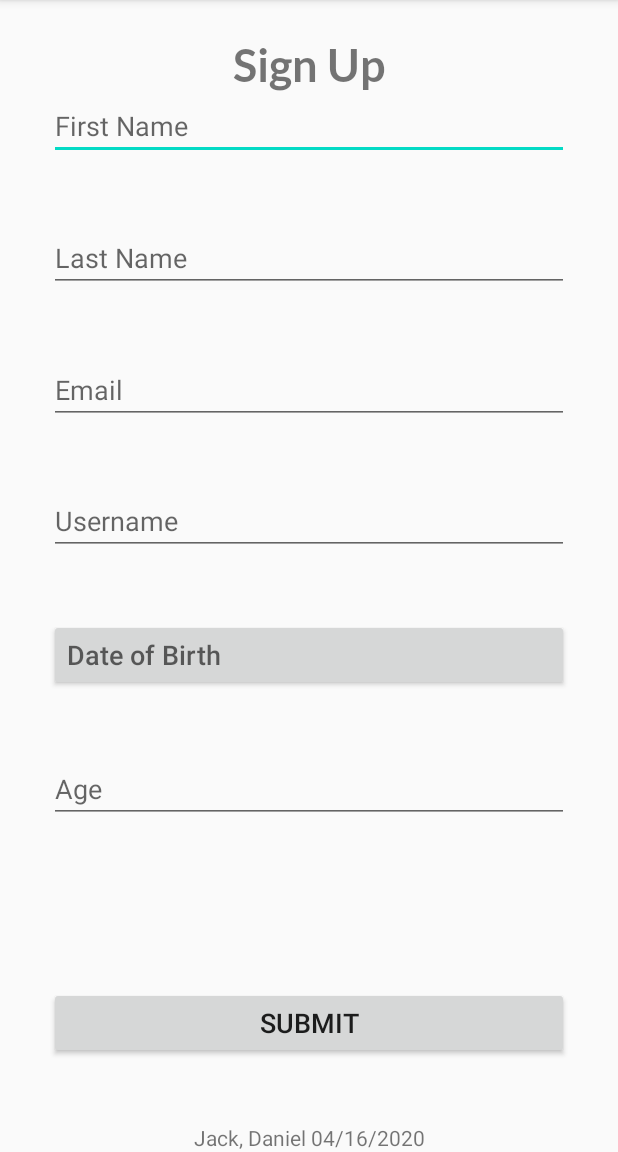
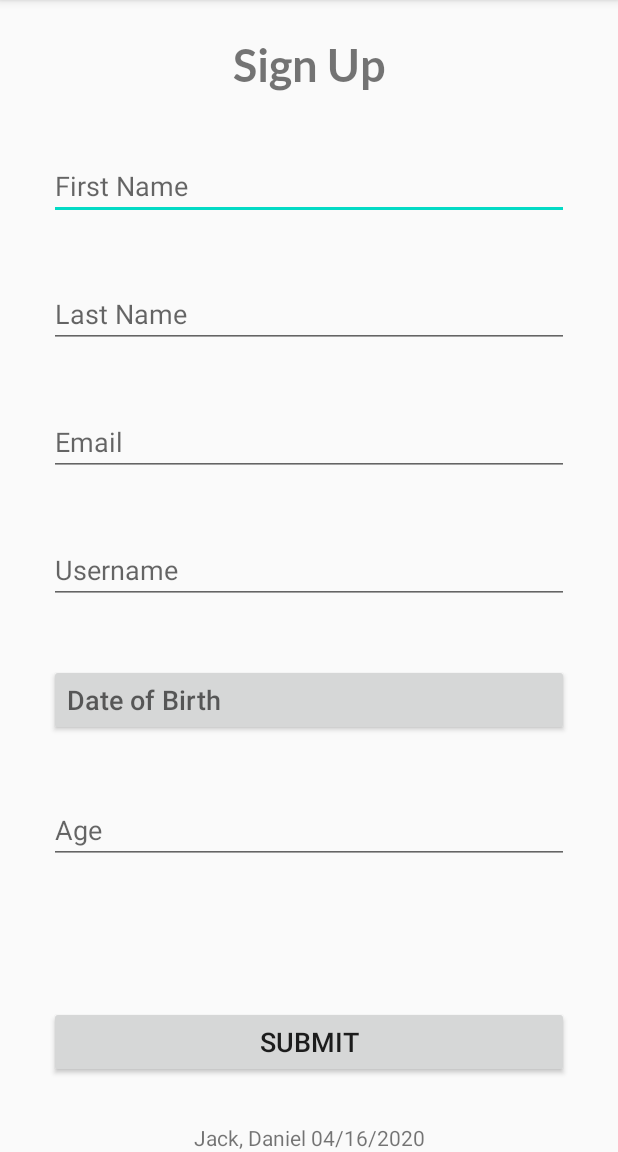
Before and after one commit to dansjack/ad340-sp2020, an Android app: the screen it shows after launch (MainActivity), on a phone screen of 412 x 824 dp, the part 84-1236 px from its top. Run offline under Robolectric (Android 15) with nearby library versions, the phone set to English and light mode, and no system bars.

Commit message:
Revert "Resolved layout issue in portrait"
This reverts commit 6a0b176da12702dc033756256ba50e66b504ed3b.

```diff
--- a/app/src/main/res/layout-land/activity_main.xml
+++ b/app/src/main/res/layout-land/activity_main.xml
@@ -55,6 +55,7 @@
                 android:id="@+id/firstNameText"
                 android:layout_width="match_parent"
                 android:layout_height="wrap_content"
+                android:layout_marginTop="@dimen/form_text_margin_land"
                 android:autofillHints="@string/first_name"
                 android:hint="@string/first_name"
                 android:inputType="textPersonName"
--- a/app/src/main/res/layout/activity_main.xml
+++ b/app/src/main/res/layout/activity_main.xml
@@ -10,6 +10,7 @@
         android:id="@+id/firstNameText"
         android:layout_width="@dimen/match_constraint"
         android:layout_height="wrap_content"
+        android:layout_marginTop="@dimen/form_text_margin"
         android:autofillHints="@string/first_name"
         android:hint="@string/first_name"
         android:inputType="textPersonName"
@@ -22,11 +23,11 @@
         android:id="@+id/lastNameText"
         android:layout_width="@dimen/match_constraint"
         android:layout_height="wrap_content"
+        android:layout_marginTop="@dimen/form_text_margin"
         android:autofillHints="@string/last_name"
         android:hint="@string/last_name"
         android:inputType="textPersonName"
         android:textSize="@dimen/form_text_size"
-        app:layout_constraintBottom_toTopOf="@id/emailText"
         app:layout_constraintEnd_toStartOf="@+id/formRightGuide"
         app:layout_constraintStart_toStartOf="@+id/formLeftGuide"
         app:layout_constraintTop_toBottomOf="@+id/firstNameText" />
@@ -35,11 +36,11 @@
         android:id="@+id/emailText"
         android:layout_width="@dimen/match_constraint"
         android:layout_height="wrap_content"
+        android:layout_marginTop="@dimen/form_text_margin"
         android:autofillHints="@string/email"
         android:hint="@string/email"
         android:inputType="textEmailAddress"
         android:textSize="@dimen/form_text_size"
-        app:layout_constraintBottom_toTopOf="@id/usernameText"
         app:layout_constraintEnd_toStartOf="@+id/formRightGuide"
         app:layout_constraintStart_toStartOf="@+id/formLeftGuide"
         app:layout_constraintTop_toBottomOf="@+id/lastNameText" />
@@ -48,13 +49,13 @@
         android:id="@+id/dobBtn"
         android:layout_width="@dimen/match_constraint"
         android:layout_height="wrap_content"
+        android:layout_marginTop="@dimen/form_text_margin"
         android:autofillHints="@string/date_of_birth"
         android:focusable="false"
         android:hint="@string/date_of_birth"
         android:onClick="getDatePicker"
         android:textAlignment="textStart"
         android:textSize="@dimen/form_text_size"
-        app:layout_constraintBottom_toTopOf="@id/ageText"
         app:layout_constraintEnd_toStartOf="@+id/formRightGuide"
         app:layout_constraintStart_toStartOf="@+id/formLeftGuide"
         app:layout_constraintTop_toBottomOf="@+id/usernameText" />
@@ -63,11 +64,11 @@
         android:id="@+id/usernameText"
         android:layout_width="@dimen/match_constraint"
         android:layout_height="wrap_content"
+        android:layout_marginTop="@dimen/form_text_margin"
         android:autofillHints="@string/username"
         android:hint="@string/username"
         android:inputType="text"
         android:textSize="@dimen/form_text_size"
-        app:layout_constraintBottom_toTopOf="@id/dobBtn"
         app:layout_constraintEnd_toStartOf="@+id/formRightGuide"
         app:layout_constraintStart_toStartOf="@+id/formLeftGuide"
         app:layout_constraintTop_toBottomOf="@+id/emailText" />
@@ -110,11 +111,11 @@
         android:id="@+id/ageText"
         android:layout_width="@dimen/match_constraint"
         android:layout_height="wrap_content"
+        android:layout_marginTop="@dimen/form_text_margin"
         android:autofillHints="@string/age"
         android:background="?attr/editTextBackground"
         android:hint="@string/age"
         android:textSize="@dimen/form_text_size"
-        app:layout_constraintBottom_toTopOf="@id/errorText"
         app:layout_constraintEnd_toStartOf="@+id/formRightGuide"
         app:layout_constraintStart_toStartOf="@+id/formLeftGuide"
         app:layout_constraintTop_toBottomOf="@+id/dobBtn" />
@@ -144,10 +145,10 @@
         android:id="@+id/errorText"
         android:layout_width="@dimen/match_constraint"
         android:layout_height="wrap_content"
+        android:layout_marginTop="@dimen/form_text_margin"
         android:gravity="center"
         android:textColor="#AE2E2E"
         android:textSize="@dimen/form_text_size"
-        app:layout_constraintBottom_toTopOf="@id/submitBtn"
         app:layout_constraintEnd_toStartOf="@+id/formRightGuide"
         app:layout_constraintStart_toStartOf="@+id/formLeftGuide"
         app:layout_constraintTop_toBottomOf="@+id/ageText" />
```
